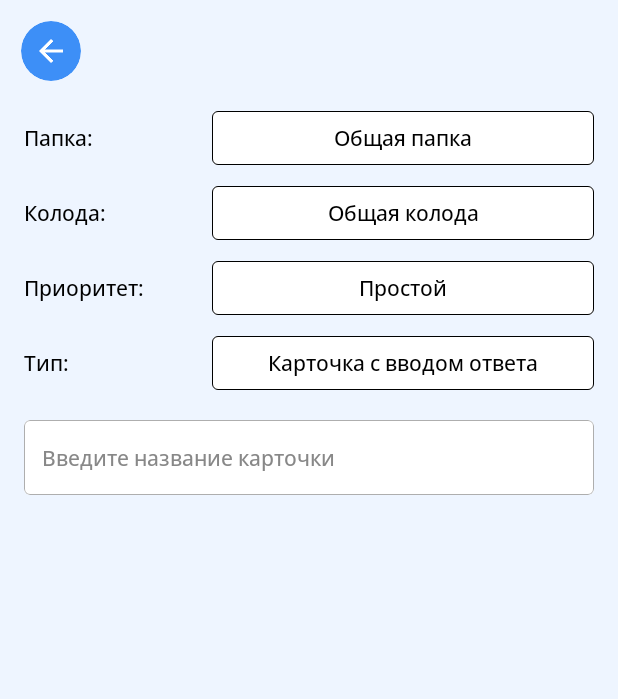
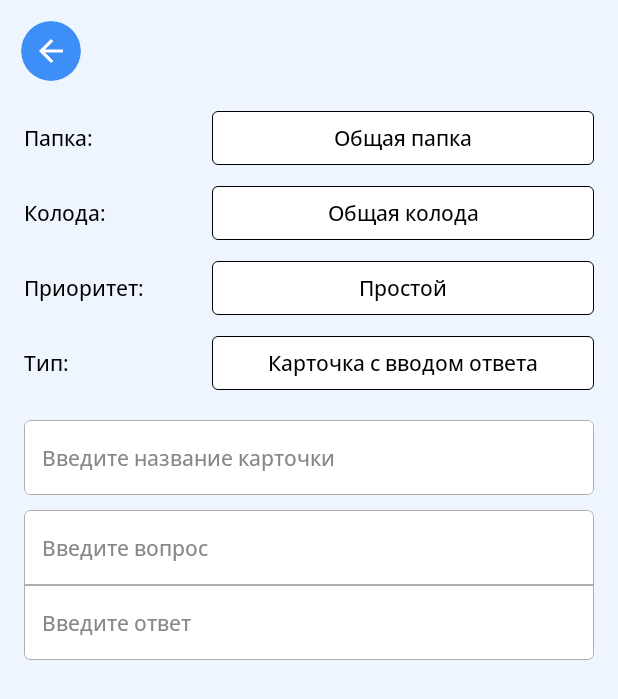
Before and after one commit to DenisFrolkov/mindeck-app, an Android app built with Jetpack Compose: the screen it shows after launch (MainActivity), on a phone screen of 412 x 824 dp. Shown: the top 699 px of the screen. Run offline under Robolectric (Android 15) with nearby library versions, the phone set to English and light mode, and no system bars.

Commit message:
Implemented CardInputField component.

```diff
--- /dev/null
+++ b/presentation/src/main/java/com/mindeck/presentation/ui/components/textfields/CardInputField.kt
@@ -0,0 +1,47 @@
+package com.mindeck.presentation.ui.components.textfields
+
+import androidx.compose.foundation.text.BasicTextField
+import androidx.compose.material3.Text
+import androidx.compose.runtime.Composable
+import androidx.compose.ui.Modifier
+import androidx.compose.ui.graphics.Color
+import androidx.compose.ui.text.TextStyle
+import androidx.compose.ui.text.font.Font
+import androidx.compose.ui.text.font.FontFamily
+import androidx.compose.ui.unit.sp
+
+@Composable
+fun CardInputField(
+    value: String,
+    onValueChange: (String) -> Unit,
+    placeholder: String,
+    modifier: Modifier,
+    fontFamily: Int
+) {
+    BasicTextField(
+        value = value,
+        onValueChange = {
+            onValueChange(it)
+        },
+        textStyle = TextStyle(
+            fontSize = 14.sp,
+            color = Color.Black,
+            fontFamily = FontFamily(Font(fontFamily))
+        ),
+        singleLine = false,
+        decorationBox = { it ->
+            if (value.isEmpty()) {
+                Text(
+                    text = placeholder,
+                    color = Color.Gray,
+                    style = TextStyle(
+                        fontSize = 14.sp,
+                        fontFamily = FontFamily(Font(fontFamily))
+                    )
+                )
+            }
+            it()
+        },
+        modifier = modifier,
+    )
+}
--- a/presentation/src/main/java/com/mindeck/presentation/ui/components/textfields/TitleInputField.kt
+++ b/presentation/src/main/java/com/mindeck/presentation/ui/components/textfields/TitleCardInputField.kt
@@ -1,14 +1,8 @@
 package com.mindeck.presentation.ui.components.textfields
 
 import androidx.compose.foundation.text.BasicTextField
-import androidx.compose.foundation.text.KeyboardActions
-import androidx.compose.foundation.text.KeyboardOptions
 import androidx.compose.material3.Text
 import androidx.compose.runtime.Composable
-import androidx.compose.runtime.getValue
-import androidx.compose.runtime.mutableStateOf
-import androidx.compose.runtime.remember
-import androidx.compose.runtime.setValue
 import androidx.compose.ui.Modifier
 import androidx.compose.ui.graphics.Color
 import androidx.compose.ui.text.TextStyle
@@ -34,7 +28,7 @@ fun TitleInputField(
             color = Color.Black,
             fontFamily = FontFamily(Font(fontFamily))
         ),
-        maxLines = 1,
+        singleLine = true,
         decorationBox = { it ->
             if (value.isEmpty()) {
                 Text(
--- a/presentation/src/main/java/com/mindeck/presentation/ui/screens/CreationCardScreen.kt
+++ b/presentation/src/main/java/com/mindeck/presentation/ui/screens/CreationCardScreen.kt
@@ -26,6 +26,7 @@ import androidx.compose.ui.unit.dp
 import com.mindeck.presentation.R
 import com.mindeck.presentation.ui.components.buttons.BackScreenButton
 import com.mindeck.presentation.ui.components.dropdown_selector.DropdownSelector
+import com.mindeck.presentation.ui.components.textfields.CardInputField
 import com.mindeck.presentation.ui.components.textfields.TitleInputField
 import com.mindeck.presentation.ui.theme.BackgroundScreen
 import com.mindeck.presentation.ui.theme.MediumGray
@@ -36,7 +37,9 @@ import com.mindeck.presentation.ui.theme.White
 fun CreationCardScreen() {
     val insets = WindowInsets.systemBars.asPaddingValues().calculateTopPadding()
 
-    var value by rememberSaveable { mutableStateOf("") }
+    var titleInputFieldValue by rememberSaveable { mutableStateOf("") }
+    var cardInputQuestionValue by rememberSaveable { mutableStateOf("") }
+    var cardInputAnswerValue by rememberSaveable { mutableStateOf("") }
 
     Column(
         modifier = Modifier
@@ -60,8 +63,8 @@ fun CreationCardScreen() {
             )
             Spacer(modifier = Modifier.height(height = 20.dp))
             TitleInputField(
-                value = value,
-                onValueChange = { value = it },
+                value = titleInputFieldValue,
+                onValueChange = { titleInputFieldValue = it },
                 placeholder = "Введите название карточки",
                 modifier = Modifier
                     .fillMaxWidth()
@@ -79,6 +82,47 @@ fun CreationCardScreen() {
                     .padding(start = 12.dp),
                 fontFamily = R.font.opensans_medium
             )
+            Spacer(modifier = Modifier.height(height = 10.dp))
+            CardInputField(
+                value = cardInputQuestionValue,
+                onValueChange = { cardInputQuestionValue = it },
+                placeholder = "Введите вопрос",
+                modifier = Modifier
+                    .fillMaxWidth()
+                    .clip(shape = RoundedCornerShape(topStart = 4.dp, topEnd = 4.dp))
+                    .background(
+                        White
+                    )
+                    .height(50.dp)
+                    .border(
+                        width = 0.25.dp,
+                        color = MediumGray,
+                        shape = RoundedCornerShape(topStart = 4.dp, topEnd = 4.dp)
+                    )
+                    .wrapContentSize(Alignment.CenterStart)
+                    .padding(start = 12.dp),
+                fontFamily = R.font.opensans_medium
+            )
+            CardInputField(
+                value = cardInputAnswerValue,
+                onValueChange = { cardInputAnswerValue = it },
+                placeholder = "Введите ответ",
+                modifier = Modifier
+                    .fillMaxWidth()
+                    .clip(shape = RoundedCornerShape(bottomStart = 4.dp, bottomEnd = 4.dp))
+                    .background(
+                        White
+                    )
+                    .height(50.dp)
+                    .border(
+                        width = 0.25.dp,
+                        color = MediumGray,
+                        shape = RoundedCornerShape(bottomStart = 4.dp, bottomEnd = 4.dp)
+                    )
+                    .wrapContentSize(Alignment.CenterStart)
+                    .padding(start = 12.dp),
+                fontFamily = R.font.opensans_medium
+            )
         }
     }
 }
```
